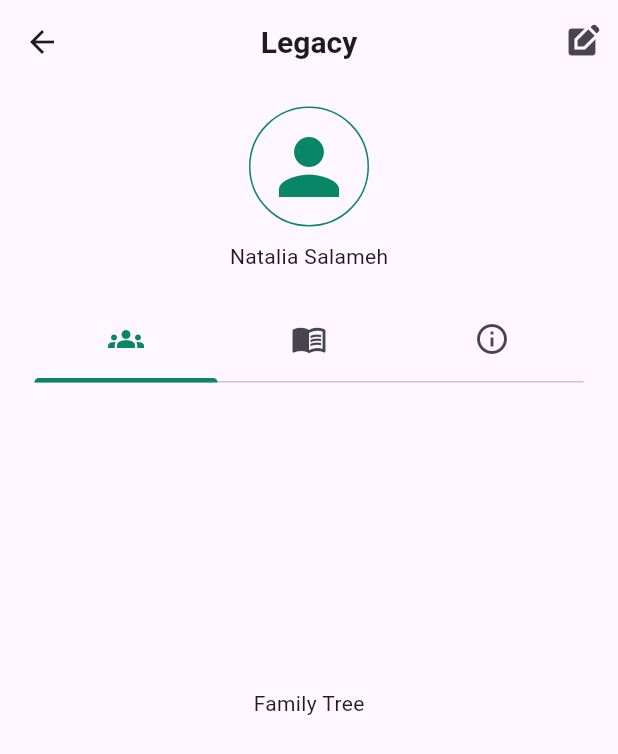
After one commit to Natalia-Salameh/Family-Tree, a Flutter app: the Legacy screen opened directly, on a phone screen of 412 x 824 dp. The commit adds this screen. Shown: the top 754 px of the screen. Run offline on Flutter 3.47's test engine with Material 3 defaults, Android fonts, the phone set to English and light mode, and no system bars; drawn by our look-alikes of contained_tab_bar_view; our stand-ins replace google_fonts; missing offline and left inert: drop_down_list.

Commit message:
Legacy View

```diff
--- a/lib/main.dart
+++ b/lib/main.dart
@@ -2,7 +2,7 @@
 
 import 'package:family_tree_application/core/constants/routes.dart';
 import 'package:family_tree_application/view/screens/auth/get_started.dart';
-import 'package:family_tree_application/view/screens/onBoeardingForm/user_form.dart';
+import 'package:family_tree_application/view/screens/onBoardingForm/user_form.dart';
 
 import 'package:flutter/material.dart';
 
--- a/lib/mock_data.dart
+++ b/lib/mock_data.dart
@@ -26,5 +26,4 @@ class MockData {
   ];
 
   static String groupValue = "gender";
-
 }
--- /dev/null
+++ b/lib/view/screens/Legacy/legacy.dart
@@ -0,0 +1,55 @@
+import 'package:family_tree_application/view/widgets/profile.dart';
+import 'package:family_tree_application/view/widgets/tabbar.dart';
+import 'package:flutter/material.dart';
+
+class Legacy extends StatefulWidget {
+  const Legacy({Key? key}) : super(key: key);
+
+  @override
+  State<Legacy> createState() => _UserFormState();
+}
+
+class _UserFormState extends State<Legacy> {
+  @override
+  Widget build(BuildContext context) {
+    return Scaffold(
+      appBar: AppBar(
+        centerTitle: true,
+        title: const Text(
+          "Legacy",
+          style: TextStyle(
+            fontSize: 20,
+            fontWeight: FontWeight.bold,
+          ),
+        ),
+        actions: [
+          IconButton(
+            onPressed: () {},
+            icon: const Icon(Icons.edit_square),
+          )
+        ],
+      ),
+      body: const SingleChildScrollView(
+        child: SafeArea(
+          child: Padding(
+            padding: EdgeInsets.all(15),
+            child: Align(
+              alignment: Alignment.topCenter,
+              child: Column(
+                children: [
+                  Padding(
+                    padding: EdgeInsets.only(bottom: 10),
+                    child: Profile(),
+                  ),
+                  Text("Natalia Salameh"),
+                  SizedBox(height: 10),
+                  LegacyTabBar(),
+                ],
+              ),
+            ),
+          ),
+        ),
+      ),
+    );
+  }
+}
--- a/lib/view/screens/onBoeardingForm/Tree.dart
+++ b/lib/view/screens/onBoardingForm/Tree.dart
@@ -1,5 +1,5 @@
 import 'package:family_tree_application/core/constants/colors.dart';
-import 'package:family_tree_application/view/screens/onBoeardingForm/final_family_tree.dart';
+import 'package:family_tree_application/view/screens/onBoardingForm/final_family_tree.dart';
 import 'package:family_tree_application/view/widgets/button.dart';
 import 'package:family_tree_application/view/widgets/form/progress_Indicator.dart';
 import 'package:family_tree_application/view/widgets/profile.dart';
--- a/lib/view/screens/onBoeardingForm/user_form.dart
+++ b/lib/view/screens/onBoardingForm/user_form.dart
@@ -1,7 +1,7 @@
 import 'package:family_tree_application/core/constants/colors.dart';
 import 'package:family_tree_application/enums.dart';
 import 'package:family_tree_application/mock_data.dart';
-import 'package:family_tree_application/view/screens/onBoeardingForm/Tree.dart';
+import 'package:family_tree_application/view/screens/onBoardingForm/Tree.dart';
 import 'package:family_tree_application/view/widgets/bottom_sheet.dart';
 import 'package:family_tree_application/view/widgets/button.dart';
 import 'package:family_tree_application/view/widgets/form/family_name.dart';
@@ -52,7 +52,10 @@ class _UserFormState extends State<UserForm> {
                       fontWeight: FontWeight.bold,
                     ),
                   ),
-                  const Profile(),
+                  const Padding(
+                    padding: EdgeInsets.all(26),
+                    child: Profile(),
+                  ),
                   Row(
                     children: [
                       Expanded(
--- a/lib/view/widgets/profile.dart
+++ b/lib/view/widgets/profile.dart
@@ -6,9 +6,7 @@ class Profile extends StatelessWidget {
 
   @override
   Widget build(BuildContext context) {
-    return Padding(
-      padding: const EdgeInsets.all(26),
-      child: Container(
+    return Container(
       width: 80,
       height: 80,
       decoration: const ShapeDecoration(
@@ -21,7 +19,6 @@ class Profile extends StatelessWidget {
         size: 60,
         color: CustomColors.primaryColor,
       ),
-      ),
     );
   }
 }
--- /dev/null
+++ b/lib/view/widgets/relatives.dart
@@ -0,0 +1,41 @@
+import 'package:family_tree_application/core/constants/imageasset.dart';
+import 'package:flutter/material.dart';
+import 'package:flutter/cupertino.dart';
+
+class BirthdayBottomSheet extends StatelessWidget {
+  final TextEditingController dateController;
+  final Widget? child;
+
+  const BirthdayBottomSheet({
+    Key? key,
+    required this.dateController,
+    required this.child,
+  }) : super(key: key);
+
+  @override
+  Widget build(BuildContext context) {
+    return Container(
+      decoration: BoxDecoration(
+        color: Colors.white,
+        borderRadius: BorderRadius.circular(15),
+      ),
+      height: 420,
+      // child: Row(
+      //   children: [
+      //     MaterialButton(
+      //         child: const Icon(
+      //           Icons.arrow_back_ios,
+      //         ),
+      //         onPressed: () {}),
+      //     MaterialButton(
+      //         child: Image.asset(
+      //           AppImageAsset.father,
+      //         ),
+      //         onPressed: () {}),
+      //     MaterialButton(
+      //         child: const Icon(Icons.arrow_forward_ios), onPressed: () {}),
+      //   ],
+      // ),
+    );
+  }
+}
--- /dev/null
+++ b/lib/view/widgets/tabbar.dart
@@ -0,0 +1,35 @@
+import 'package:contained_tab_bar_view/contained_tab_bar_view.dart';
+import 'package:family_tree_application/core/constants/colors.dart';
+import 'package:flutter/material.dart';
+
+class LegacyTabBar extends StatelessWidget {
+  const LegacyTabBar({
+    Key? key,
+  }) : super(key: key);
+
+  @override
+  Widget build(BuildContext context) {
+    return Center(
+      child: Container(
+        padding: const EdgeInsets.all(8.0),
+        width: 450,
+        height: 500,
+        child: ContainedTabBarView(
+          tabBarProperties: const TabBarProperties(
+              indicatorColor: CustomColors.primaryColor,
+              labelColor: CustomColors.primaryColor),
+          tabs: const [
+            Icon(Icons.groups),
+            Icon(Icons.menu_book),
+            Icon(Icons.info_outline),
+          ],
+          views: [
+            Container(child: Text('Family Tree'), alignment: Alignment.center),
+            Container(child: Text('diary'), alignment: Alignment.center),
+            Container(child: Text('information'), alignment: Alignment.center),
+          ],
+        ),
+      ),
+    );
+  }
+}
--- a/pubspec.yaml
+++ b/pubspec.yaml
@@ -36,6 +36,7 @@ dependencies:
   cupertino_icons: ^1.0.2
   google_fonts: ^6.1.0
   drop_down_list: ^0.0.6
+  contained_tab_bar_view: ^0.8.0
 
 dev_dependencies:
   flutter_test:
```
Also changed, not shown: lib/view/screens/legacy.dart (deleted), lib/view/screens/onBoardingForm/final_family_tree.dart (renamed from lib/view/screens/onBoeardingForm/final_family_tree.dart), lib/view/widgets/modal_bottom_sheet.dart (deleted), pubspec.lock. Lines whose indentation alone changed are shown as unchanged.
